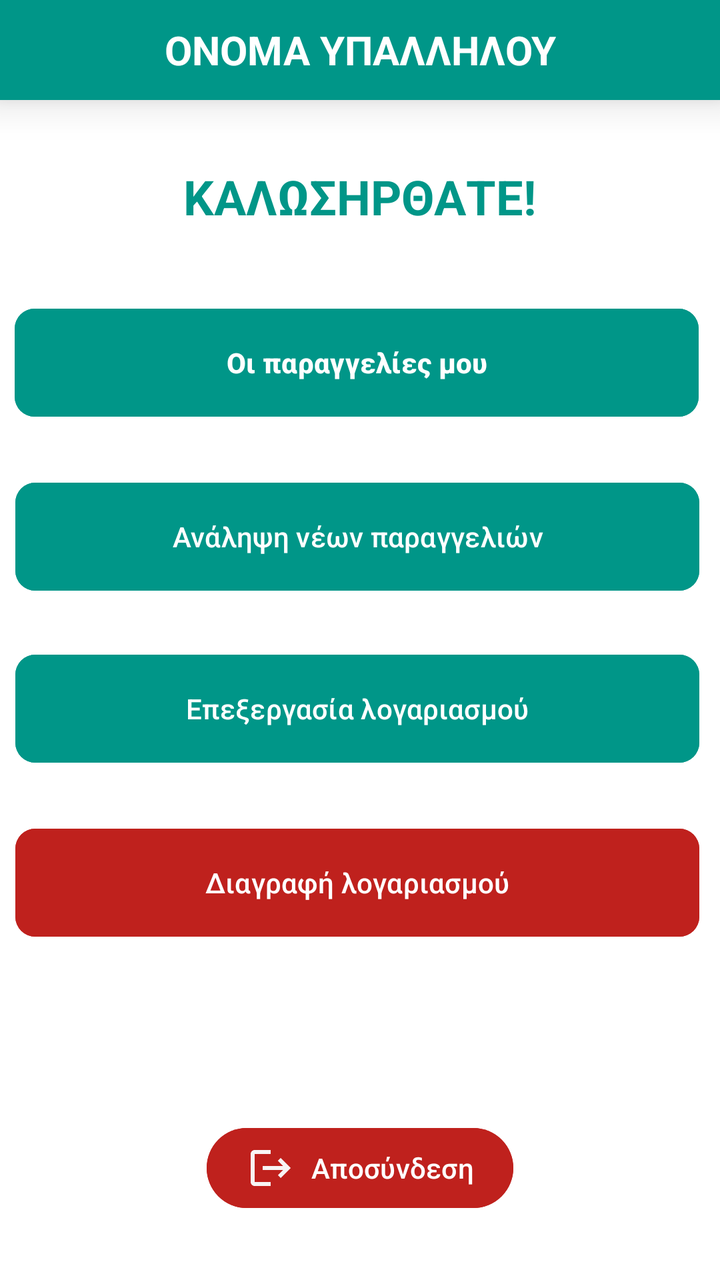
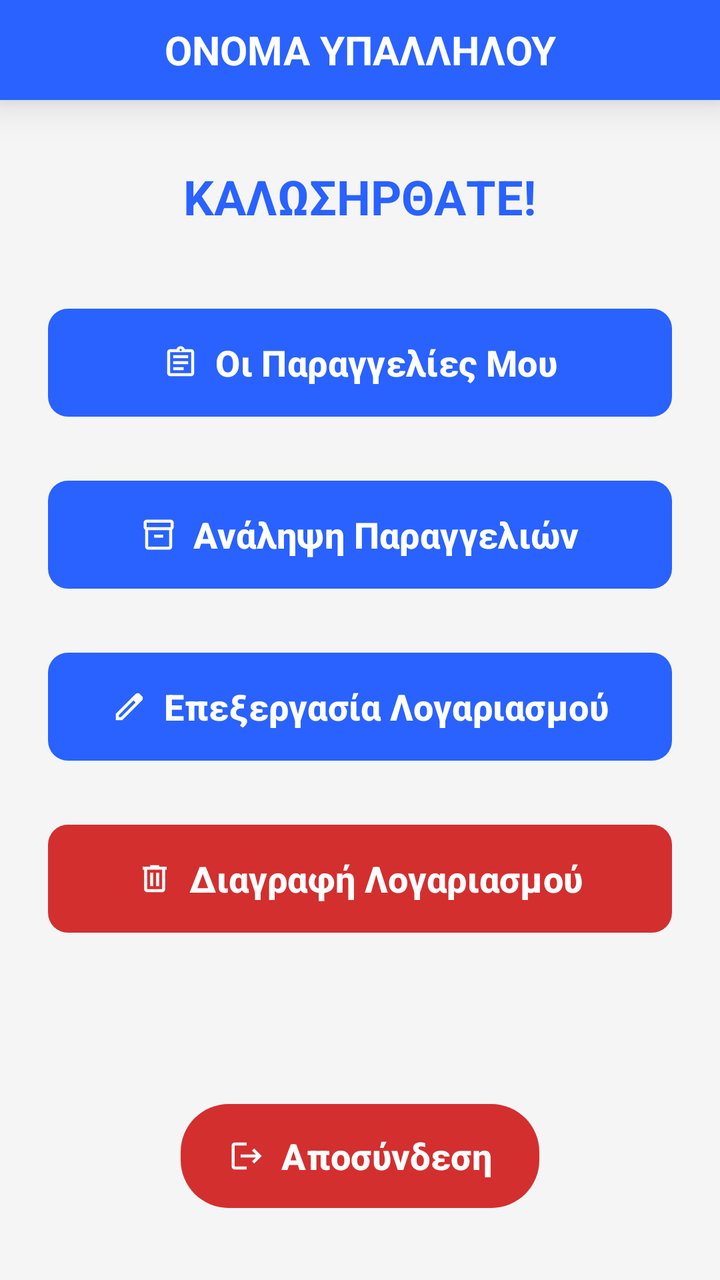

The first picture is an Android layout as it rendered before a commit; the second is the same layout after the commit. The layout source and the unified diff follow.
<!-- AndroidManifest.xml: application theme Theme.Team21 -->
<!-- res/layout/activity_order_preparation_employee_menu.xml -->
<?xml version="1.0" encoding="utf-8"?>
<androidx.constraintlayout.widget.ConstraintLayout xmlns:android="http://schemas.android.com/apk/res/android"
    xmlns:app="http://schemas.android.com/apk/res-auto"
    xmlns:tools="http://schemas.android.com/tools"
    android:id="@+id/OrdPrepEmpMenu"
    android:layout_width="match_parent"
    android:layout_height="match_parent"
    android:background="#FFFFFF"
    tools:context=".view.employee.customerServiceEmployee.customerServiceEmployeeMenu.CustomerServiceMenuActivity">

    <TextView
        android:id="@+id/txtCustomerServiceEmployeeMenuName"
        android:layout_width="0dp"
        android:layout_height="50dp"
        android:background="#009688"
        android:elevation="12dp"
        android:gravity="center"
        android:text="ΟΝΟΜΑ ΥΠΑΛΛΗΛΟΥ"
        android:textColor="#FFFFFF"
        android:textSize="20sp"
        android:textStyle="bold"
        app:layout_constraintEnd_toEndOf="parent"
        app:layout_constraintStart_toStartOf="parent"
        app:layout_constraintTop_toTopOf="parent" />

    <TextView
        android:id="@+id/txtOrdPrepEmpMenuWelcomeMessage"
        android:layout_width="wrap_content"
        android:layout_height="wrap_content"
        android:layout_marginTop="32dp"
        android:text="ΚΑΛΩΣΗΡΘΑΤΕ!"
        android:textColor="#009688"
        android:textSize="24sp"
        android:textStyle="bold"
        app:layout_constraintEnd_toEndOf="parent"
        app:layout_constraintStart_toStartOf="parent"
        app:layout_constraintTop_toBottomOf="@+id/txtCustomerServiceEmployeeMenuName" />

    <Button
        android:id="@+id/btnOrdPrepEmpAssignedOrders"
        android:layout_width="342dp"
        android:layout_height="62dp"
        android:layout_marginTop="36dp"
        android:backgroundTint="#009688"
        android:text="Οι παραγγελίες μου"
        android:textStyle="bold"
        app:cornerRadius="10dp"
        app:layout_constraintEnd_toEndOf="parent"
        app:layout_constraintHorizontal_bias="0.413"
        app:layout_constraintStart_toStartOf="parent"
        app:layout_constraintTop_toBottomOf="@+id/txtOrdPrepEmpMenuWelcomeMessage" />

    <Button
        android:id="@+id/btnOrdPrepEmpAvailableOrdersToAssign"
        android:layout_width="342dp"
        android:layout_height="62dp"
        android:layout_marginTop="25dp"
        android:backgroundTint="#009688"
        android:text="Ανάληψη νέων παραγγελιών"
        app:cornerRadius="10dp"
        app:layout_constraintEnd_toEndOf="parent"
        app:layout_constraintHorizontal_bias="0.42"
        app:layout_constraintStart_toStartOf="parent"
        app:layout_constraintTop_toBottomOf="@+id/btnOrdPrepEmpAssignedOrders" />

    <Button
        android:id="@+id/btnOrdPrepEmpProcessAccount"
        android:layout_width="342dp"
        android:layout_height="62dp"
        android:layout_marginTop="24dp"
        android:backgroundTint="#009688"
        android:text="Επεξεργασία λογαριασμού"
        app:cornerRadius="10dp"
        app:layout_constraintEnd_toEndOf="parent"
        app:layout_constraintHorizontal_bias="0.42"
        app:layout_constraintStart_toStartOf="parent"
        app:layout_constraintTop_toBottomOf="@+id/btnOrdPrepEmpAvailableOrdersToAssign" />

    <Button
        android:id="@+id/btnOrdPrepEmpDeleteAccount"
        android:layout_width="342dp"
        android:layout_height="62dp"
        android:layout_marginTop="25dp"
        android:backgroundTint="#BF211D"
        android:text="Διαγραφή λογαριασμού"
        app:cornerRadius="10dp"
        app:layout_constraintEnd_toEndOf="parent"
        app:layout_constraintHorizontal_bias="0.42"
        app:layout_constraintStart_toStartOf="parent"
        app:layout_constraintTop_toBottomOf="@+id/btnOrdPrepEmpProcessAccount" />

    <Button
        android:id="@+id/btnCustomerServiceEmployeeMenuLogout"
        android:layout_width="wrap_content"
        android:layout_height="wrap_content"
        android:layout_marginBottom="32dp"
        android:backgroundTint="#BF211D"
        android:drawableLeft="@drawable/account_logout"
        android:elevation="8dp"
        android:paddingStart="20dp"
        android:paddingEnd="20dp"
        android:text="Αποσύνδεση"
        app:cornerRadius="20dp"
        app:layout_constraintBottom_toBottomOf="parent"
        app:layout_constraintEnd_toEndOf="parent"
        app:layout_constraintStart_toStartOf="parent" />

</androidx.constraintlayout.widget.ConstraintLayout>
<!-- resources referenced by this layout -->
<resources>
  <!-- drawable account_logout (drawable) -->
  <vector xmlns:android="http://schemas.android.com/apk/res/android" android:autoMirrored="true" android:height="24dp" android:tint="#F8F5F5" android:viewportHeight="24" android:viewportWidth="24" android:width="24dp">
        
      <path android:fillColor="@android:color/white" android:pathData="M17,7l-1.41,1.41L18.17,11H8v2h10.17l-2.58,2.58L17,17l5,-5zM4,5h8V3H4c-1.1,0 -2,0.9 -2,2v14c0,1.1 0.9,2 2,2h8v-2H4V5z"/>
      
  </vector>
  <!-- unchanged entries left out for length: 14 -->
</resources>

<!-- the commit's change to res/layout/activity_order_preparation_employee_menu.xml (unified diff, before → after) -->
@@ -5,18 +5,18 @@
     android:id="@+id/OrdPrepEmpMenu"
     android:layout_width="match_parent"
     android:layout_height="match_parent"
-    android:background="#FFFFFF"
+    android:background="?android:attr/windowBackground"
     tools:context=".view.employee.customerServiceEmployee.customerServiceEmployeeMenu.CustomerServiceMenuActivity">
 
     <TextView
         android:id="@+id/txtCustomerServiceEmployeeMenuName"
         android:layout_width="0dp"
         android:layout_height="50dp"
-        android:background="#009688"
+        android:background="?attr/colorPrimary"
         android:elevation="12dp"
         android:gravity="center"
         android:text="ΟΝΟΜΑ ΥΠΑΛΛΗΛΟΥ"
-        android:textColor="#FFFFFF"
+        android:textColor="?attr/colorOnPrimary"
         android:textSize="20sp"
         android:textStyle="bold"
         app:layout_constraintEnd_toEndOf="parent"
@@ -29,78 +29,103 @@
         android:layout_height="wrap_content"
         android:layout_marginTop="32dp"
         android:text="ΚΑΛΩΣΗΡΘΑΤΕ!"
-        android:textColor="#009688"
+        android:textColor="?attr/colorPrimary"
         android:textSize="24sp"
         android:textStyle="bold"
         app:layout_constraintEnd_toEndOf="parent"
         app:layout_constraintStart_toStartOf="parent"
         app:layout_constraintTop_toBottomOf="@+id/txtCustomerServiceEmployeeMenuName" />
 
-    <Button
+    <com.google.android.material.button.MaterialButton
         android:id="@+id/btnOrdPrepEmpAssignedOrders"
-        android:layout_width="342dp"
+        android:layout_width="0dp"
         android:layout_height="62dp"
+        android:layout_marginHorizontal="24dp"
         android:layout_marginTop="36dp"
-        android:backgroundTint="#009688"
-        android:text="Οι παραγγελίες μου"
+        app:backgroundTint="?attr/colorPrimary"
+        android:text="Οι Παραγγελίες Μου"
+        android:textColor="?attr/colorOnPrimary"
+        android:textSize="18sp"
         android:textStyle="bold"
+        app:icon="@drawable/ic_assignment"
+        app:iconTint="?attr/colorOnPrimary"
+        app:iconGravity="textStart"
         app:cornerRadius="10dp"
         app:layout_constraintEnd_toEndOf="parent"
-        app:layout_constraintHorizontal_bias="0.413"
         app:layout_constraintStart_toStartOf="parent"
         app:layout_constraintTop_toBottomOf="@+id/txtOrdPrepEmpMenuWelcomeMessage" />
 
-    <Button
+    <com.google.android.material.button.MaterialButton
         android:id="@+id/btnOrdPrepEmpAvailableOrdersToAssign"
-        android:layout_width="342dp"
+        android:layout_width="0dp"
         android:layout_height="62dp"
-        android:layout_marginTop="25dp"
-        android:backgroundTint="#009688"
-        android:text="Ανάληψη νέων παραγγελιών"
+        android:layout_marginHorizontal="24dp"
+        android:layout_marginTop="24dp"
+        app:backgroundTint="?attr/colorPrimary"
+        android:text="Ανάληψη Παραγγελιών"
+        android:textColor="?attr/colorOnPrimary"
+        android:textSize="18sp"
+        android:textStyle="bold"
+        app:icon="@drawable/ic_inventory"
+        app:iconTint="?attr/colorOnPrimary"
+        app:iconGravity="textStart"
         app:cornerRadius="10dp"
         app:layout_constraintEnd_toEndOf="parent"
-        app:layout_constraintHorizontal_bias="0.42"
         app:layout_constraintStart_toStartOf="parent"
         app:layout_constraintTop_toBottomOf="@+id/btnOrdPrepEmpAssignedOrders" />
 
-    <Button
+    <com.google.android.material.button.MaterialButton
         android:id="@+id/btnOrdPrepEmpProcessAccount"
-        android:layout_width="342dp"
+        android:layout_width="0dp"
         android:layout_height="62dp"
+        android:layout_marginHorizontal="24dp"
         android:layout_marginTop="24dp"
-        android:backgroundTint="#009688"
-        android:text="Επεξεργασία λογαριασμού"
+        app:backgroundTint="?attr/colorPrimary"
+        android:text="Επεξεργασία Λογαριασμού"
+        android:textColor="?attr/colorOnPrimary"
+        android:textSize="18sp"
+        android:textStyle="bold"
+        app:icon="@drawable/ic_edit"
+        app:iconTint="?attr/colorOnPrimary"
+        app:iconGravity="textStart"
         app:cornerRadius="10dp"
         app:layout_constraintEnd_toEndOf="parent"
-        app:layout_constraintHorizontal_bias="0.42"
         app:layout_constraintStart_toStartOf="parent"
         app:layout_constraintTop_toBottomOf="@+id/btnOrdPrepEmpAvailableOrdersToAssign" />
 
-    <Button
+    <com.google.android.material.button.MaterialButton
         android:id="@+id/btnOrdPrepEmpDeleteAccount"
-        android:layout_width="342dp"
+        android:layout_width="0dp"
         android:layout_height="62dp"
-        android:layout_marginTop="25dp"
-        android:backgroundTint="#BF211D"
-        android:text="Διαγραφή λογαριασμού"
+        android:layout_marginHorizontal="24dp"
+        android:layout_marginTop="24dp"
+        app:backgroundTint="?attr/colorError"
+        android:text="Διαγραφή Λογαριασμού"
+        android:textColor="?attr/colorOnPrimary"
+        android:textSize="18sp"
+        android:textStyle="bold"
+        app:icon="@drawable/ic_delete"
+        app:iconTint="?attr/colorOnPrimary"
+        app:iconGravity="textStart"
         app:cornerRadius="10dp"
         app:layout_constraintEnd_toEndOf="parent"
-        app:layout_constraintHorizontal_bias="0.42"
         app:layout_constraintStart_toStartOf="parent"
         app:layout_constraintTop_toBottomOf="@+id/btnOrdPrepEmpProcessAccount" />
 
-    <Button
+    <com.google.android.material.button.MaterialButton
         android:id="@+id/btnCustomerServiceEmployeeMenuLogout"
         android:layout_width="wrap_content"
-        android:layout_height="wrap_content"
+        android:layout_height="60dp"
         android:layout_marginBottom="32dp"
-        android:backgroundTint="#BF211D"
-        android:drawableLeft="@drawable/account_logout"
-        android:elevation="8dp"
-        android:paddingStart="20dp"
-        android:paddingEnd="20dp"
+        app:backgroundTint="?attr/colorError"
         android:text="Αποσύνδεση"
-        app:cornerRadius="20dp"
+        android:textColor="?attr/colorOnPrimary"
+        android:textSize="18sp"
+        android:textStyle="bold"
+        app:icon="@drawable/ic_logout"
+        app:iconTint="?attr/colorOnPrimary"
+        app:iconGravity="textStart"
+        app:cornerRadius="24dp"
         app:layout_constraintBottom_toBottomOf="parent"
         app:layout_constraintEnd_toEndOf="parent"
         app:layout_constraintStart_toStartOf="parent" />
<!-- resource entries referenced after the edit -->
@@ -1,6 +1,51 @@
 <!-- resources referenced by this layout -->
 <resources>
-  <!-- drawable account_logout (drawable) -->
+  <!-- drawable ic_assignment (drawable) -->
+  <vector xmlns:android="http://schemas.android.com/apk/res/android"
+      android:width="24dp"
+      android:height="24dp"
+      android:viewportWidth="960"
+      android:viewportHeight="960"
+      android:tint="?attr/colorControlNormal"
+      android:autoMirrored="true">
+    <path
+        android:fillColor="@android:color/white"
+        android:pathData="M200,840Q167,840 143.5,816.5Q120,793 120,760L120,200Q120,167 143.5,143.5Q167,120 200,120L368,120Q381,84 411.5,62Q442,40 480,40Q518,40 548.5,62Q579,84 592,120L760,120Q793,120 816.5,143.5Q840,167 840,200L840,760Q840,793 816.5,816.5Q793,840 760,840L200,840ZM200,760L760,760Q760,760 760,760Q760,760 760,760L760,200Q760,200 760,200Q760,200 760,200L200,200Q200,200 200,200Q200,200 200,200L200,760Q200,760 200,760Q200,760 200,760ZM280,680L560,680L560,600L280,600L280,680ZM280,520L680,520L680,440L280,440L280,520ZM280,360L680,360L680,280L280,280L280,360ZM501.5,161.5Q510,153 510,140Q510,127 501.5,118.5Q493,110 480,110Q467,110 458.5,118.5Q450,127 450,140Q450,153 458.5,161.5Q467,170 480,170Q493,170 501.5,161.5ZM200,760Q200,760 200,760Q200,760 200,760L200,200Q200,200 200,200Q200,200 200,200L200,200Q200,200 200,200Q200,200 200,200L200,760Q200,760 200,760Q200,760 200,760Z"/>
+  </vector>
+  <!-- drawable ic_delete (drawable) -->
+  <vector xmlns:android="http://schemas.android.com/apk/res/android"
+      android:width="24dp"
+      android:height="24dp"
+      android:viewportWidth="960"
+      android:viewportHeight="960"
+      android:tint="?attr/colorControlNormal">
+    <path
+        android:fillColor="@android:color/white"
+        android:pathData="M280,840Q247,840 223.5,816.5Q200,793 200,760L200,240L160,240L160,160L360,160L360,120L600,120L600,160L800,160L800,240L760,240L760,760Q760,793 736.5,816.5Q713,840 680,840L280,840ZM680,240L280,240L280,760Q280,760 280,760Q280,760 280,760L680,760Q680,760 680,760Q680,760 680,760L680,240ZM360,680L440,680L440,320L360,320L360,680ZM520,680L600,680L600,320L520,320L520,680ZM280,240L280,240L280,760Q280,760 280,760Q280,760 280,760L280,760Q280,760 280,760Q280,760 280,760L280,240Z"/>
+  </vector>
+  <!-- drawable ic_edit (drawable) -->
+  <vector xmlns:android="http://schemas.android.com/apk/res/android"
+      android:width="24dp"
+      android:height="24dp"
+      android:viewportWidth="960"
+      android:viewportHeight="960"
+      android:tint="?attr/colorControlNormal">
+    <path
+        android:fillColor="@android:color/white"
+        android:pathData="M200,760L257,760L648,369L591,312L200,703L200,760ZM120,840L120,670L648,143Q660,132 674.5,126Q689,120 705,120Q721,120 736,126Q751,132 762,144L817,200Q829,211 834.5,226Q840,241 840,256Q840,272 834.5,286.5Q829,301 817,313L290,840L120,840ZM760,256L760,256L704,200L704,200L760,256ZM619,341L591,312L591,312L648,369L648,369L619,341Z"/>
+  </vector>
+  <!-- drawable ic_inventory (drawable) -->
+  <vector xmlns:android="http://schemas.android.com/apk/res/android"
+      android:width="24dp"
+      android:height="24dp"
+      android:viewportWidth="960"
+      android:viewportHeight="960"
+      android:tint="?attr/colorControlNormal">
+    <path
+        android:fillColor="@android:color/white"
+        android:pathData="M200,880Q167,880 143.5,856.5Q120,833 120,800L120,349Q102,338 91,320.5Q80,303 80,280L80,160Q80,127 103.5,103.5Q127,80 160,80L800,80Q833,80 856.5,103.5Q880,127 880,160L880,280Q880,303 869,320.5Q858,338 840,349L840,800Q840,833 816.5,856.5Q793,880 760,880L200,880ZM200,360L200,800Q200,800 200,800Q200,800 200,800L760,800Q760,800 760,800Q760,800 760,800L760,360L200,360ZM160,280L800,280Q800,280 800,280Q800,280 800,280L800,160Q800,160 800,160Q800,160 800,160L160,160Q160,160 160,160Q160,160 160,160L160,280Q160,280 160,280Q160,280 160,280ZM360,560L600,560L600,480L360,480L360,560ZM480,580L480,580L480,580Q480,580 480,580Q480,580 480,580L480,580Q480,580 480,580Q480,580 480,580Z"/>
+  </vector>
+  <!-- drawable ic_logout (drawable) -->
   <vector xmlns:android="http://schemas.android.com/apk/res/android" android:autoMirrored="true" android:height="24dp" android:tint="#F8F5F5" android:viewportHeight="24" android:viewportWidth="24" android:width="24dp">
         
       <path android:fillColor="@android:color/white" android:pathData="M17,7l-1.41,1.41L18.17,11H8v2h10.17l-2.58,2.58L17,17l5,-5zM4,5h8V3H4c-1.1,0 -2,0.9 -2,2v14c0,1.1 0.9,2 2,2h8v-2H4V5z"/>
